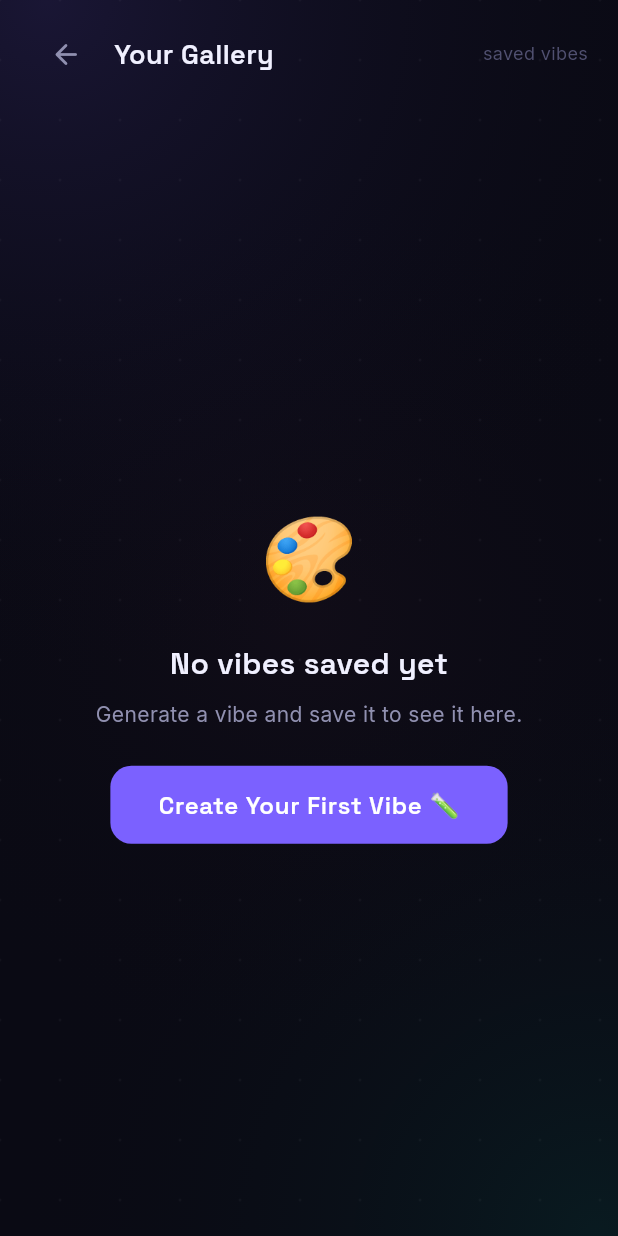
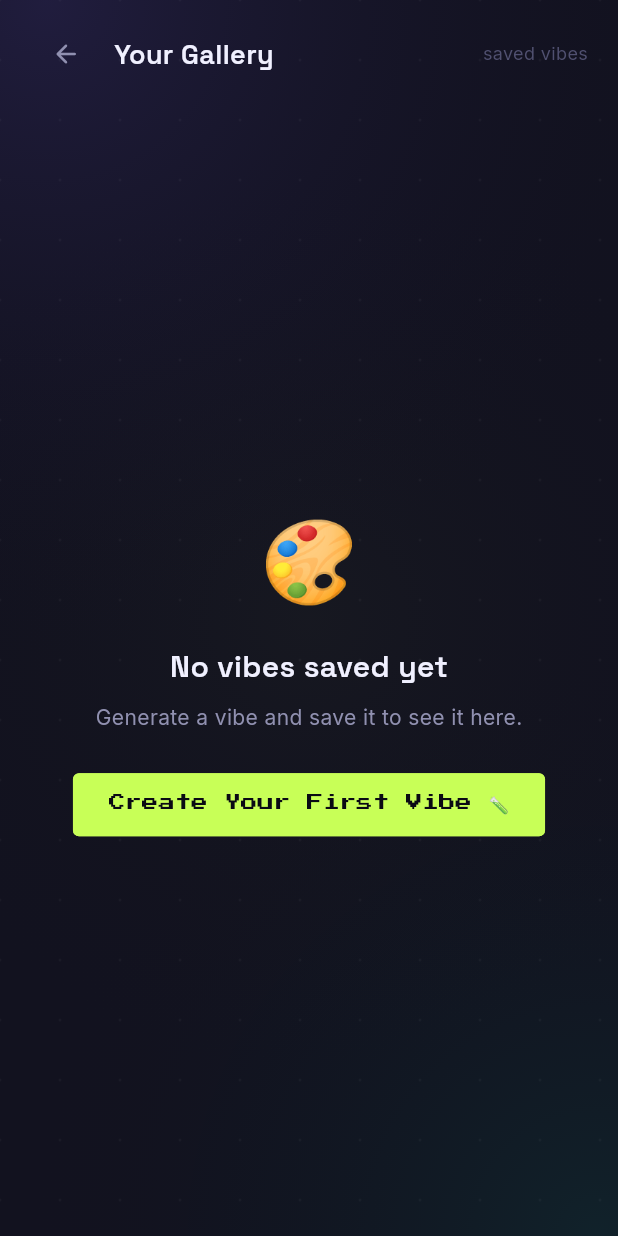
Before and after one commit to NithinaMP/VibeLab, a Flutter app: the screen it shows after launch, after a tap on "Gallery", on a phone screen of 412 x 824 dp. Run offline on Flutter 3.47's test engine with Material 3 defaults, Android fonts, the phone set to English and light mode, and no system bars; our stand-ins replace audioplayers, cached_network_image, cloud_firestore, firebase_core, google_fonts, shimmer; missing offline and left inert: universal_html; accounts and stored records are empty; generated files the repository leaves out were written again.

Commit message:
style: refresh VibeLab design system with lime brutalist theme

```diff
--- a/lib/core/theme.dart
+++ b/lib/core/theme.dart
@@ -1,8 +1,7 @@
 // ============================================================
-// VibeLab — theme.dart
-// The "Aurora Liquid Canvas" design system.
-// Every color, font, and style decision lives here.
-// Nothing is hardcoded in the widgets — always reference this.
+// VibeLab — theme.dart (UI Refresh: Dark Aurora Brutalist)
+// Lifted dark background, pixel font headings,
+// brutalist borders, lime accent pop color.
 // ============================================================
 
 import 'package:flutter/material.dart';
@@ -12,35 +11,46 @@ class VibeLabTheme {
   VibeLabTheme._();
 
   // ----------------------------------------------------------
-  // CORE PALETTE
-  // Not pure black — cosmic ink with life in it.
-  // Aurora colors shift based on the active vibe mood.
+  // CORE PALETTE — Lifted dark, more breathable
   // ----------------------------------------------------------
-  static const Color cosmicInk = Color(0xFF0A0A14);       // Background
-  static const Color cosmicInkLight = Color(0xFF12121F);  // Surface
-  static const Color cosmicInkLighter = Color(0xFF1A1A2E); // Card surface
+  static const Color cosmicInk = Color(0xFF12121F);        // Lifted background
+  static const Color cosmicInkLight = Color(0xFF1A1A2E);   // Surface
+  static const Color cosmicInkLighter = Color(0xFF202038); // Card surface
+  static const Color cosmicInkCard = Color(0xFF252540);    // Elevated card
 
-  // Aurora accent colors — these shift per mood
+  // ----------------------------------------------------------
+  // ACCENT COLORS
+  // ----------------------------------------------------------
   static const Color auroraPurple = Color(0xFF7B61FF);
   static const Color auroraTeal = Color(0xFF00D4AA);
   static const Color auroraGold = Color(0xFFFFB347);
   static const Color auroraRose = Color(0xFFFF6B9D);
   static const Color auroraCyan = Color(0xFF00E5FF);
-  static const Color auroraGreen = Color(0xFF69FF47);
 
-  // Text colors
-  static const Color textPrimary = Color(0xFFF0F0FF);     // Nearly white with blue tint
-  static const Color textSecondary = Color(0xFF9090B0);   // Muted purple-gray
-  static const Color textHint = Color(0xFF505070);        // Very muted
-
-  // Border colors
-  static const Color borderSubtle = Color(0xFF1E1E35);
-  static const Color borderGlow = Color(0xFF7B61FF);
+  // VibeLab signature lime — the unexpected pop
+  // This is our identity color. Inspired by Pollinations'
+  // yellow-green but made our own.
+  static const Color vibeLime = Color(0xFFC8FF57);
+  static const Color vibeLimeDark = Color(0xFF9ED436);
 
   // ----------------------------------------------------------
-  // MOOD → COLOR MAPPING
-  // When Gemini returns a mood_tag, we map it to aurora colors
-  // This is what makes the background "feel" the vibe
+  // TEXT COLORS
+  // ----------------------------------------------------------
+  static const Color textPrimary = Color(0xFFF0F0FF);
+  static const Color textSecondary = Color(0xFF9090B0);
+  static const Color textHint = Color(0xFF505070);
+  static const Color textDark = Color(0xFF0A0A14); // For text on lime bg
+
+  // ----------------------------------------------------------
+  // BORDERS — Brutalist style uses visible borders
+  // ----------------------------------------------------------
+  static const Color borderSubtle = Color(0xFF2A2A45);
+  static const Color borderNormal = Color(0xFF3A3A60);
+  static const Color borderBold = Color(0xFF7B61FF);
+  static const Color borderLime = Color(0xFFC8FF57);
+
+  // ----------------------------------------------------------
+  // MOOD → AURORA COLOR MAPPING
   // ----------------------------------------------------------
   static const Map<String, List<Color>> moodAuroraMap = {
     'chill': [Color(0xFF4A90D9), Color(0xFF00D4AA), Color(0xFF7B61FF)],
@@ -53,46 +63,43 @@ class VibeLabTheme {
     'corporate': [Color(0xFF2196F3), Color(0xFF00BCD4), Color(0xFF3F51B5)],
   };
 
-  // Default aurora when no mood is detected
   static const List<Color> defaultAurora = [
     Color(0xFF7B61FF),
     Color(0xFF00D4AA),
-    Color(0xFFFF6B9D),
+    Color(0xFFC8FF57),
   ];
 
   // ----------------------------------------------------------
   // TYPOGRAPHY
-  // Display font: Space Grotesk — bold, confident, modern
-  // Body font: Inter — clean, readable, professional
+  // Press Start 2P  → pixel/brutalist font for ALL headings
+  // Inter           → clean readable body text
   // ----------------------------------------------------------
   static TextTheme get textTheme => TextTheme(
-    // Hero headline — the app title, vibe result titles
-    displayLarge: GoogleFonts.spaceGrotesk(
-      fontSize: 48,
-      fontWeight: FontWeight.w700,
+    // Hero — app name, page titles
+    displayLarge: GoogleFonts.pressStart2p(
+      fontSize: 32,
       color: textPrimary,
-      letterSpacing: -1.5,
+      height: 1.4,
     ),
     // Section headlines
-    displayMedium: GoogleFonts.spaceGrotesk(
-      fontSize: 32,
-      fontWeight: FontWeight.w600,
+    displayMedium: GoogleFonts.pressStart2p(
+      fontSize: 20,
       color: textPrimary,
-      letterSpacing: -0.5,
+      height: 1.4,
     ),
-    // Card titles
-    displaySmall: GoogleFonts.spaceGrotesk(
-      fontSize: 24,
-      fontWeight: FontWeight.w600,
+    // Card titles, screen names
+    displaySmall: GoogleFonts.pressStart2p(
+      fontSize: 14,
       color: textPrimary,
+      height: 1.5,
     ),
     // Subsection labels
-    headlineMedium: GoogleFonts.spaceGrotesk(
-      fontSize: 20,
-      fontWeight: FontWeight.w500,
+    headlineMedium: GoogleFonts.pressStart2p(
+      fontSize: 11,
       color: textPrimary,
+      height: 1.6,
     ),
-    // Body text
+    // Body text — Inter for readability
     bodyLarge: GoogleFonts.inter(
       fontSize: 16,
       fontWeight: FontWeight.w400,
@@ -105,7 +112,6 @@ class VibeLabTheme {
       color: textSecondary,
       height: 1.5,
     ),
-    // Captions, tags, labels
     labelLarge: GoogleFonts.inter(
       fontSize: 13,
       fontWeight: FontWeight.w500,
@@ -121,6 +127,52 @@ class VibeLabTheme {
   );
 
   // ----------------------------------------------------------
+  // BRUTALIST BUTTON STYLE
+  // Hard border, sharp corners, flat — no soft shadows
+  // ----------------------------------------------------------
+  static ButtonStyle brutalistButton({
+    Color bg = vibeLime,
+    Color fg = textDark,
+    Color border = vibeLime,
+  }) {
+    return ElevatedButton.styleFrom(
+      backgroundColor: bg,
+      foregroundColor: fg,
+      elevation: 0,
+      padding: const EdgeInsets.symmetric(horizontal: 24, vertical: 14),
+      shape: RoundedRectangleBorder(
+        borderRadius: BorderRadius.circular(4), // Almost sharp
+        side: BorderSide(color: border, width: 2),
+      ),
+      textStyle: GoogleFonts.pressStart2p(
+        fontSize: 11,
+        color: fg,
+      ),
+    );
+  }
+
+  // ----------------------------------------------------------
+  // BRUTALIST OUTLINED BUTTON
+  // ----------------------------------------------------------
+  static ButtonStyle brutalistOutlined({
+    Color fg = textPrimary,
+    Color border = borderNormal,
+  }) {
+    return OutlinedButton.styleFrom(
+      foregroundColor: fg,
+      padding: const EdgeInsets.symmetric(horizontal: 24, vertical: 14),
+      shape: RoundedRectangleBorder(
+        borderRadius: BorderRadius.circular(4),
+        side: BorderSide(color: border, width: 2),
+      ),
+      textStyle: GoogleFonts.pressStart2p(
+        fontSize: 11,
+        color: fg,
+      ),
+    );
+  }
+
+  // ----------------------------------------------------------
   // MAIN THEME
   // ----------------------------------------------------------
   static ThemeData darkTheme() {
@@ -133,32 +185,32 @@ class VibeLabTheme {
         background: cosmicInk,
         surface: cosmicInkLight,
         primary: auroraPurple,
-        secondary: auroraTeal,
-        tertiary: auroraGold,
+        secondary: vibeLime,
+        tertiary: auroraTeal,
         onBackground: textPrimary,
         onSurface: textPrimary,
         onPrimary: Colors.white,
+        onSecondary: textDark,
       ),
 
-      // Input field styling
       inputDecorationTheme: InputDecorationTheme(
         filled: true,
         fillColor: cosmicInkLighter,
         border: OutlineInputBorder(
-          borderRadius: BorderRadius.circular(16),
-          borderSide: const BorderSide(color: borderSubtle, width: 1),
+          borderRadius: BorderRadius.circular(4), // Sharp — brutalist
+          borderSide: const BorderSide(color: borderNormal, width: 2),
         ),
         enabledBorder: OutlineInputBorder(
-          borderRadius: BorderRadius.circular(16),
-          borderSide: const BorderSide(color: borderSubtle, width: 1),
+          borderRadius: BorderRadius.circular(4),
+          borderSide: const BorderSide(color: borderNormal, width: 2),
         ),
         focusedBorder: OutlineInputBorder(
-          borderRadius: BorderRadius.circular(16),
-          borderSide: const BorderSide(color: auroraPurple, width: 1.5),
+          borderRadius: BorderRadius.circular(4),
+          borderSide: const BorderSide(color: vibeLime, width: 2),
         ),
         hintStyle: GoogleFonts.inter(
           color: textHint,
-          fontSize: 15,
+          fontSize: 14,
         ),
         contentPadding: const EdgeInsets.symmetric(
           horizontal: 20,
@@ -166,54 +218,35 @@ class VibeLabTheme {
         ),
       ),
 
-      // Card styling
       cardTheme: CardTheme(
         color: cosmicInkLighter,
         elevation: 0,
         shape: RoundedRectangleBorder(
-          borderRadius: BorderRadius.circular(20),
+          borderRadius: BorderRadius.circular(4),
           side: const BorderSide(color: borderSubtle, width: 1),
         ),
       ),
 
-      // AppBar styling
       appBarTheme: AppBarTheme(
         backgroundColor: cosmicInk,
         elevation: 0,
-        centerTitle: true,
-        titleTextStyle: GoogleFonts.spaceGrotesk(
-          fontSize: 20,
-          fontWeight: FontWeight.w600,
+        centerTitle: false,
+        titleTextStyle: GoogleFonts.pressStart2p(
+          fontSize: 14,
           color: textPrimary,
         ),
         iconTheme: const IconThemeData(color: textPrimary),
       ),
 
-      // Elevated button
       elevatedButtonTheme: ElevatedButtonThemeData(
-        style: ElevatedButton.styleFrom(
-          backgroundColor: auroraPurple,
-          foregroundColor: Colors.white,
-          elevation: 0,
-          padding: const EdgeInsets.symmetric(horizontal: 32, vertical: 16),
-          shape: RoundedRectangleBorder(
-            borderRadius: BorderRadius.circular(14),
-          ),
-          textStyle: GoogleFonts.spaceGrotesk(
-            fontSize: 16,
-            fontWeight: FontWeight.w600,
-            letterSpacing: 0.5,
-          ),
-        ),
+        style: brutalistButton(),
       ),
 
-      // Icon theme
       iconTheme: const IconThemeData(
         color: textSecondary,
-        size: 22,
+        size: 20,
       ),
 
-      // Divider
       dividerTheme: const DividerThemeData(
         color: borderSubtle,
         thickness: 1,
@@ -222,8 +255,7 @@ class VibeLabTheme {
   }
 
   // ----------------------------------------------------------
-  // HELPER: Get aurora colors for a mood tag
-  // Used by AuroraBackground widget to shift colors
+  // HELPER: Get aurora colors for mood
   // ----------------------------------------------------------
   static List<Color> getAuroraForMood(String? moodTag) {
     if (moodTag == null) return defaultAurora;
```
